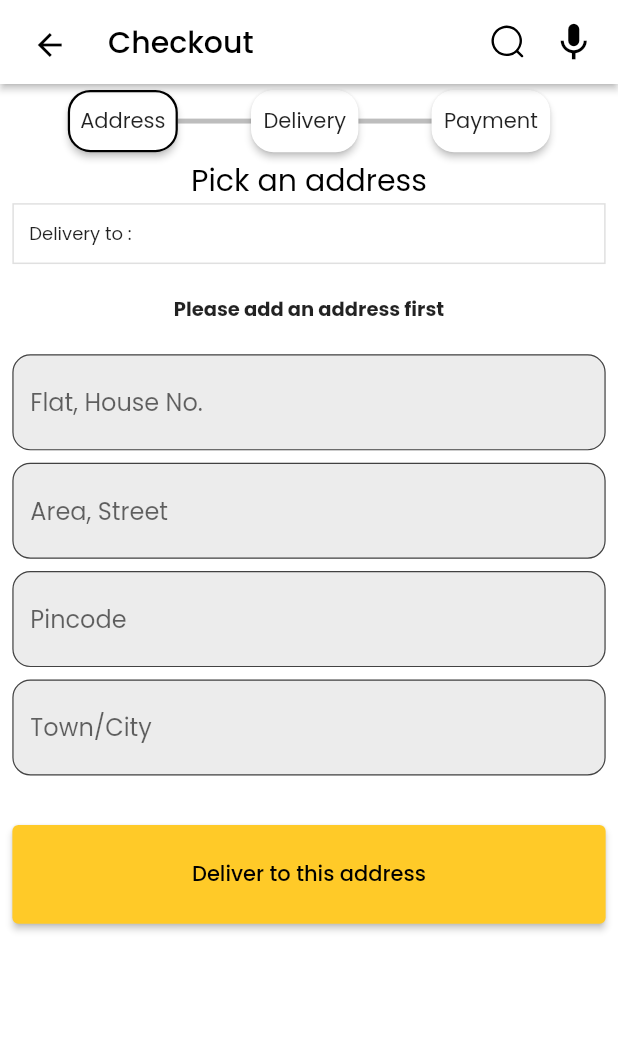
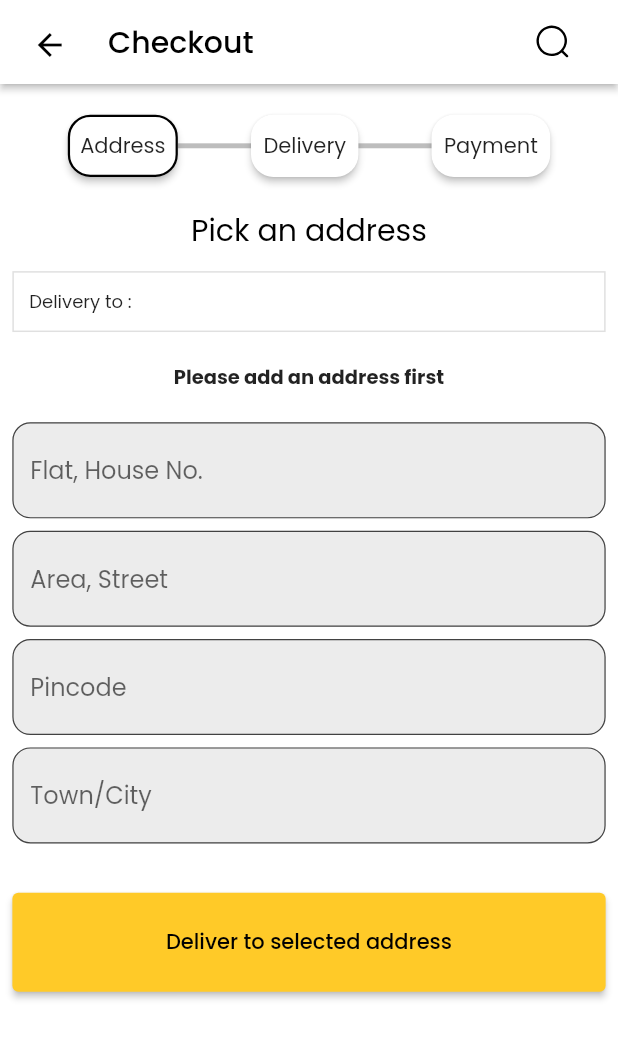
Before and after one commit to Hirdesh2101/ecommerce-b2c, a Flutter app: the AddressScreen screen opened directly with empty values, on a phone screen of 412 x 824 dp. Shown: the top 1039 px of the screen. Run offline on Flutter 3.47's test engine with Material 2 defaults, Android fonts, the phone set to English and light mode, and no system bars; our stand-ins replace badges, carousel_slider, dotted_border, file_picker, fl_chart, flutter_rating_bar and 6 more; missing offline and left inert: cloudinary_public, dialog_flowtter, pay, razorpay_flutter; accounts and stored records are empty; statements that could not run were skipped; project files that could hold a hidden picture were left out.

Commit message:
added changes

```diff
--- a/lib/common/widgets/bottom_bar.dart
+++ b/lib/common/widgets/bottom_bar.dart
@@ -113,7 +113,7 @@ class _BottomBarState extends State<BottomBar> {
 
                 badgeStyle: const badges.BadgeStyle(
                     badgeColor: Color.fromARGB(255, 19, 17, 17)),
-                child: _page == 3
+                child: _page == 2
                     ? const Icon(Icons.shopping_cart_rounded)
                     : const Icon(
                         Icons.shopping_cart_outlined,
--- a/lib/constants/global_variables.dart
+++ b/lib/constants/global_variables.dart
@@ -1,3 +1,4 @@
+import 'package:ecommerce_major_project/features/search/screens/search_screen.dart';
 import 'package:flutter/material.dart';
 import 'package:flutter_svg/flutter_svg.dart';
 
@@ -165,12 +166,12 @@ class GlobalVariables {
                       ),
                     ),
                     SizedBox(width: mq.width * .04),
-                    InkWell(
-                        onTap: () {
-                          // Scaffold.of(context).openDrawer();
-                          // _scaffoldKey.currentState!.openEndDrawer();
-                        },
-                        child: const Icon(Icons.mic, size: 30)),
+                    // InkWell(
+                    //     onTap: () {
+                    //       // Scaffold.of(context).openDrawer();
+                    //       // _scaffoldKey.currentState!.openEndDrawer();
+                    //     },
+                    //     child: const Icon(Icons.mic, size: 30)),
                   ],
                 ),
               ),
--- a/lib/features/address/screens/address_screen.dart
+++ b/lib/features/address/screens/address_screen.dart
@@ -1,3 +1,4 @@
+import 'package:ecommerce_major_project/common/widgets/custom_textfield.dart';
 import 'package:flutter/material.dart';
 import 'package:pay/pay.dart';
 import 'package:provider/provider.dart';
@@ -9,7 +10,7 @@ import 'package:ecommerce_major_project/providers/user_provider.dart';
 import 'package:ecommerce_major_project/common/widgets/bottom_bar.dart';
 import 'package:ecommerce_major_project/constants/global_variables.dart';
 import 'package:ecommerce_major_project/common/widgets/custom_button.dart';
-import 'package:ecommerce_major_project/common/widgets/custom_textfield.dart';
+import 'package:badges/badges.dart' as badges;
 import 'package:ecommerce_major_project/features/address/widgets/delivery_product.dart';
 import 'package:ecommerce_major_project/features/search_delegate/my_search_screen.dart';
 import 'package:ecommerce_major_project/features/address/services/address_services.dart';
@@ -31,6 +32,7 @@ class _AddressScreenState extends State<AddressScreen> {
 
   int totalAmount = 0;
   int currentStep = 0;
+  bool addnewAdress = false;
   bool goToPayment = false;
   String addressToBeUsed = "";
   final _razorpay = Razorpay();
@@ -141,7 +143,7 @@ class _AddressScreenState extends State<AddressScreen> {
         pincodeController.text.isNotEmpty ||
         cityController.text.isNotEmpty;
 
-    if (isFormValid) {
+    if (addnewAdress) {
       if (_addressFormKey.currentState!.validate()) {
         addressToBeUsed =
             "${flatBuildingController.text}, ${areaController.text}, ${cityController.text} - ${pincodeController.text}";
@@ -149,15 +151,13 @@ class _AddressScreenState extends State<AddressScreen> {
           goToPayment = true;
         });
       } else {
-        throw Exception("Please enter all the values");
+        //throw Exception("Please enter all the values");
       }
-    } else if (addressFromProvider.isNotEmpty) {
+    } else {
       addressToBeUsed = addressFromProvider;
       setState(() {
         goToPayment = true;
       });
-    } else {
-      showSnackBar(context: context, text: "Error in address module");
     }
 
     print("Address to be used:\n==> $addressToBeUsed");
@@ -189,7 +189,8 @@ class _AddressScreenState extends State<AddressScreen> {
         ),
         body: SingleChildScrollView(
           child: Padding(
-            padding: EdgeInsets.symmetric(horizontal: mq.width * .02),
+            padding: EdgeInsets.symmetric(
+                horizontal: mq.width * .02, vertical: mq.height * .02),
             child: Column(
               children: [
                 SizedBox(
@@ -416,24 +417,74 @@ class _AddressScreenState extends State<AddressScreen> {
 
 */
 
-                    : Column(
+                    : Padding(
+                        padding: EdgeInsets.only(top: mq.height * .02),
+                        child: Column(
                           mainAxisAlignment: MainAxisAlignment.start,
                           children: [
                             const Text("Pick an address",
                                 style: GlobalVariables.appBarTextStyle),
+                            SizedBox(height: mq.height * .015),
                             address.isNotEmpty
-                              ? Container(
+                                ? addnewAdress
+                                    ? InkWell(
+                                      onTap: (){
+                                        setState(() {
+                                          addnewAdress = !addnewAdress;
+                                        });
+                                      },
+                                      child: Container(
                                           width: double.infinity,
                                           decoration: BoxDecoration(
+                                            borderRadius:
+                                                BorderRadius.circular(10),
                                             border: Border.all(
-                                      color: Colors.black12,
+                                              width: 2,
+                                              color: Color.fromARGB(
+                                                  255, 156, 152, 163),
                                             ),
                                           ),
                                           child: Padding(
-                                    padding: EdgeInsets.all(mq.width * .025),
+                                            padding:
+                                                EdgeInsets.all(mq.width * .025),
                                             child: Text(
                                               "Delivery to : $address",
-                                      style: const TextStyle(fontSize: 13),
+                                              style:
+                                                  const TextStyle(fontSize: 13),
+                                            ),
+                                          ),
+                                        ),
+                                    )
+                                    : badges.Badge(
+                                        // displaying no of items in cart
+                                        badgeContent: const Icon(
+                                          Icons.check_circle,
+                                          color:
+                                              Color.fromARGB(255, 93, 36, 179),
+                                        ),
+                                        badgeStyle: const badges.BadgeStyle(
+                                          badgeColor: Color.fromARGB(
+                                              255, 255, 255, 255),
+                                        ),
+                                        child: Container(
+                                          width: double.infinity,
+                                          decoration: BoxDecoration(
+                                            borderRadius:
+                                                BorderRadius.circular(10),
+                                            border: Border.all(
+                                              width: 2,
+                                              color: const Color.fromARGB(
+                                                  255, 93, 36, 179),
+                                            ),
+                                          ),
+                                          child: Padding(
+                                            padding:
+                                                EdgeInsets.all(mq.width * .025),
+                                            child: Text(
+                                              "Delivery to : $address",
+                                              style:
+                                                  const TextStyle(fontSize: 13),
+                                            ),
                                           ),
                                         ),
                                       )
@@ -455,7 +506,7 @@ class _AddressScreenState extends State<AddressScreen> {
                             SizedBox(height: mq.height * .025),
                             address.isNotEmpty
                                 ? const Text(
-                                  "OR",
+                                    "OR ADD NEW ADDRESS",
                                     style: TextStyle(
                                         fontWeight: FontWeight.bold,
                                         fontSize: 13),
@@ -465,7 +516,15 @@ class _AddressScreenState extends State<AddressScreen> {
                                         fontWeight: FontWeight.bold,
                                         fontSize: 13)),
                             SizedBox(height: mq.height * .025),
-                          Form(
+                            Focus(
+                              onFocusChange: (value) {
+                                setState(() {
+
+                                    addnewAdress = true;
+
+                                });
+                              },
+                              child: Form(
                                 key: _addressFormKey,
                                 child: Column(
                                   // crossAxisAlignment: CrossAxisAlignment.start,
@@ -501,7 +560,7 @@ class _AddressScreenState extends State<AddressScreen> {
                                     // ),
 
                                     CustomButton(
-                                  text: "Deliver to this address",
+                                      text: addnewAdress? "Deliver to new address": "Deliver to selected address",
                                       onTap: () {
                                         deliverToThisAddress(address);
                                         // setState(() {
@@ -520,7 +579,9 @@ class _AddressScreenState extends State<AddressScreen> {
                                   ],
                                 ),
                               ),
+                            ),
                           ],
+                        ),
                       ),
               ],
             ),
--- a/lib/features/order_details/screens/order_details_screen.dart
+++ b/lib/features/order_details/screens/order_details_screen.dart
@@ -1,4 +1,5 @@
 // ignore_for_file: public_member_api_docs, sort_constructors_first
+import 'package:ecommerce_major_project/features/return_product/return_product_screen.dart';
 import 'package:flutter/material.dart';
 import 'package:intl/intl.dart';
 import 'package:provider/provider.dart';
@@ -200,6 +201,9 @@ class _OrderDetailsScreenState extends State<OrderDetailsScreen> {
                   : ElevatedButton(
                       onPressed: allowReturn
                           ? () {
+
+                  Navigator.push(context,
+                      MaterialPageRoute(builder: (_) => ReturnProductScreen()));
                               showSnackBar(
                                   context: context,
                                   text: "Return product yet to be implemented");
--- a/lib/features/return_product/return_product_screen.dart
+++ b/lib/features/return_product/return_product_screen.dart
@@ -32,7 +32,8 @@ class _ReturnProductScreenState extends State<ReturnProductScreen> {
   @override
   Widget build(BuildContext context) {
     return Scaffold(
-        body: SingleChildScrollView(
+        body: SafeArea(
+          child: SingleChildScrollView(
               child: Form(
           key: _returnProuctFormKey,
           child: Padding(
@@ -41,7 +42,7 @@ class _ReturnProductScreenState extends State<ReturnProductScreen> {
               mainAxisSize: MainAxisSize.min,
               children: [
                 SizedBox(height: mq.height * .01),
-              const Text("Why do want to return the proudct?",
+                const Text("Why do want to return the product?",
                     style: TextStyle(fontSize: 18)),
                 Text(
                   "We deeply regret the inconvenience caused\nPlease take a minute to fill this feedback form",
@@ -114,6 +115,7 @@ class _ReturnProductScreenState extends State<ReturnProductScreen> {
             ),
           ),
               ),
+            ),
         ));
   }
 }
```
Also changed, not shown: lib/features/account/screens/all_orders_screen.dart (+24 -16 lines), lib/features/search_delegate/my_search_screen.dart (+42 -46 lines), 2 other files. Lines whose indentation alone changed are shown as unchanged.
